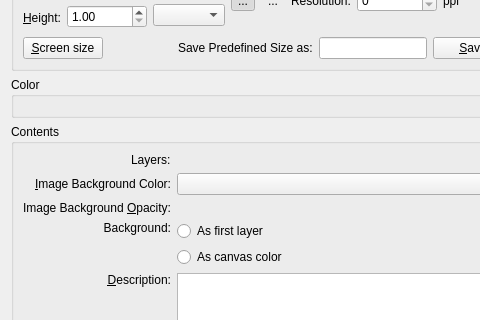
KDE/krita, file krita/ui/forms/wdgnewimage.ui: the form before one commit; both pictures show x 0 to 480 and y 126 to 446 of the 682 by 530 pixel window.
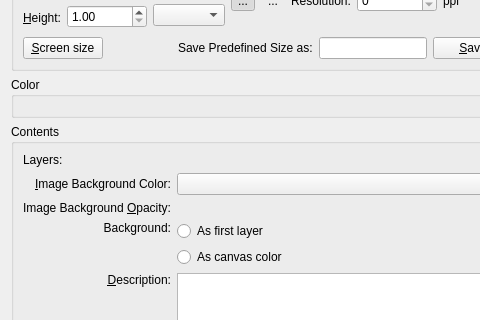
The form after the commit. Custom widgets are drawn as their Qt base class.

The edit to the form file:
```diff
--- a/krita/ui/forms/wdgnewimage.ui
+++ b/krita/ui/forms/wdgnewimage.ui
@@ -453,7 +453,7 @@
         </property>
        </widget>
       </item>
-      <item row="0" column="0" alignment="Qt::AlignRight">
+      <item row="0" column="0">
        <widget class="QLabel" name="label_4">
         <property name="text">
          <string>Layers:</string>
```
